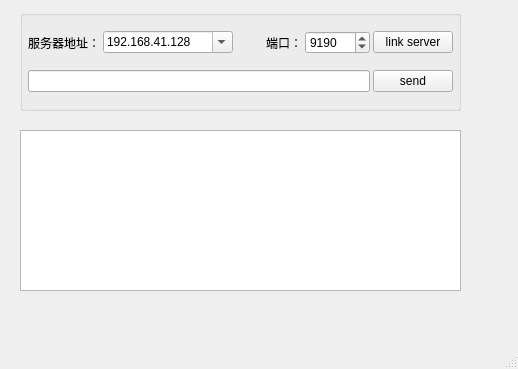
First picture: the form in epoll.ui, repository 3548848289/SmartDesk, before the edit.
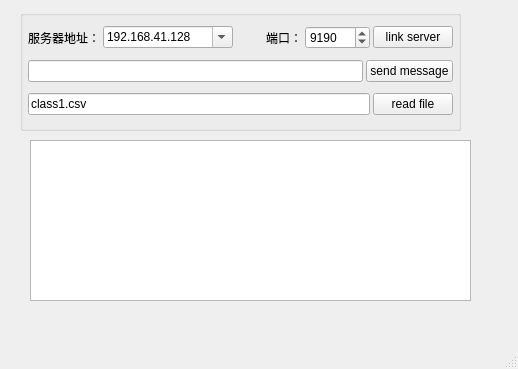
Second picture: the form after the edit.

The edit to the form file:
```diff
--- a/epoll.ui
+++ b/epoll.ui
@@ -17,8 +17,8 @@
    <widget class="QTextBrowser" name="textBrowser">
     <property name="geometry">
      <rect>
-      <x>20</x>
-      <y>130</y>
+      <x>30</x>
+      <y>140</y>
       <width>441</width>
       <height>161</height>
      </rect>
@@ -30,7 +30,7 @@
       <x>20</x>
       <y>10</y>
       <width>441</width>
-      <height>101</height>
+      <height>121</height>
      </rect>
     </property>
     <property name="title">
@@ -135,7 +135,25 @@
        <item>
         <widget class="QPushButton" name="pushButton_2">
          <property name="text">
-          <string>send</string>
+          <string>send message</string>
+         </property>
+        </widget>
+       </item>
+      </layout>
+     </item>
+     <item>
+      <layout class="QHBoxLayout" name="horizontalLayout_3">
+       <item>
+        <widget class="QLineEdit" name="readfileEdit">
+         <property name="text">
+          <string>class1.csv</string>
+         </property>
+        </widget>
+       </item>
+       <item>
+        <widget class="QPushButton" name="readfiieBtn">
+         <property name="text">
+          <string>read file</string>
          </property>
         </widget>
        </item>
```
Left out of the diff: 6 changed lines with no effect on the pictures.
